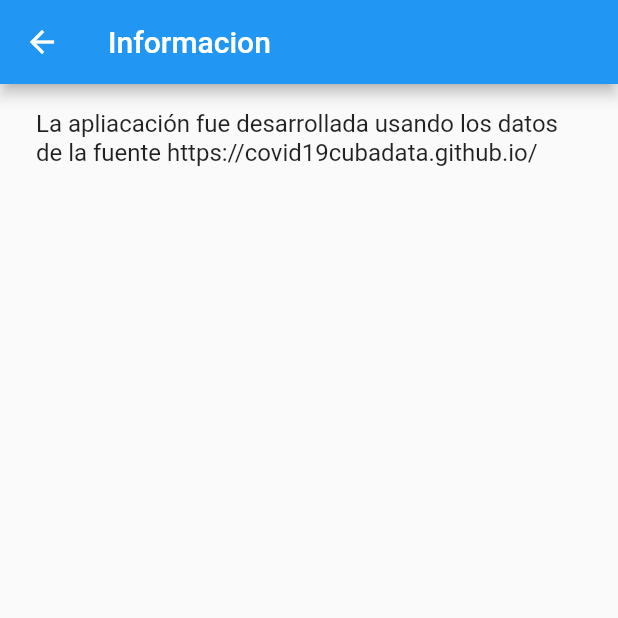
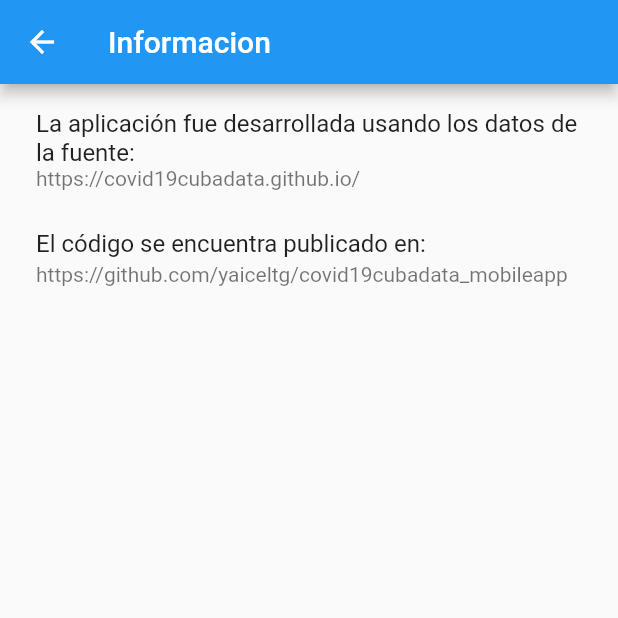
Before and after one commit to yaiceltg/covid19cubadata_mobileapp, a Flutter app: the InfoScreen screen opened by its route, on a phone screen of 412 x 824 dp, the top half of it. Run offline on Flutter 3.47's test engine with Material 2 defaults, Android fonts, the phone set to English and light mode, and no system bars; our stand-ins replace bloc, charts_flutter, equatable, flutter_bloc; network calls fail.

Commit message:
Update info page

```diff
--- a/lib/src/features/info/screens/info_screen.dart
+++ b/lib/src/features/info/screens/info_screen.dart
@@ -1,4 +1,5 @@
 import 'package:flutter/material.dart';
+import 'package:url_launcher/url_launcher.dart';
 
 class InfoScreen extends StatefulWidget {
   InfoScreen({Key key}) : super(key: key);
@@ -8,6 +9,15 @@ class InfoScreen extends StatefulWidget {
 }
 
 class _InfoScreenState extends State<InfoScreen> {
+
+
+  _openUrl(String url) async{
+    if (await canLaunch(url)) {
+      await launch(url);
+    } else {
+      throw 'Could not launch $url';
+    }
+  }
 
   @override
   Widget build(BuildContext context) {
@@ -21,8 +31,18 @@ class _InfoScreenState extends State<InfoScreen> {
           child: ListView(
             children: <Widget>[
               ListTile(
-                title: Text('La apliacación fue desarrollada usando los datos de la fuente https://covid19cubadata.github.io/'),
-                onTap: () {},
+                title: Text('La aplicación fue desarrollada usando los datos de la fuente:'),
+                subtitle: Text('https://covid19cubadata.github.io/'),
+                onTap: (){
+                  this._openUrl('https://covid19cubadata.github.io/');
+                },
+              ),
+              ListTile(
+                title: Text('El código se encuentra publicado en:'),
+                subtitle: Text('https://github.com/yaiceltg/covid19cubadata_mobileapp'),
+                onTap: () {
+                  this._openUrl('https://github.com/yaiceltg/covid19cubadata_mobileapp');
+                },
               ),
             ],
           ),
--- a/pubspec.yaml
+++ b/pubspec.yaml
@@ -24,6 +24,7 @@ dependencies:
   equatable: ^1.1.0
   http: ^0.12.0+4
   charts_flutter: ^0.9.0
+  url_launcher: ^5.4.2
 
   # The following adds the Cupertino Icons font to your application.
   # Use with the CupertinoIcons class for iOS style icons.
```
Also changed, not shown: pubspec.lock.
